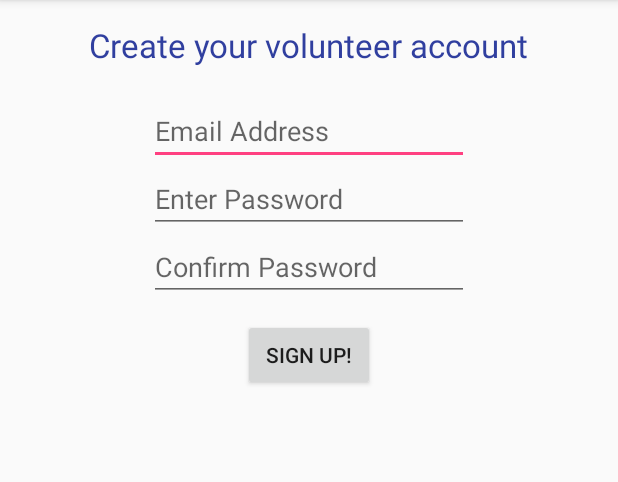
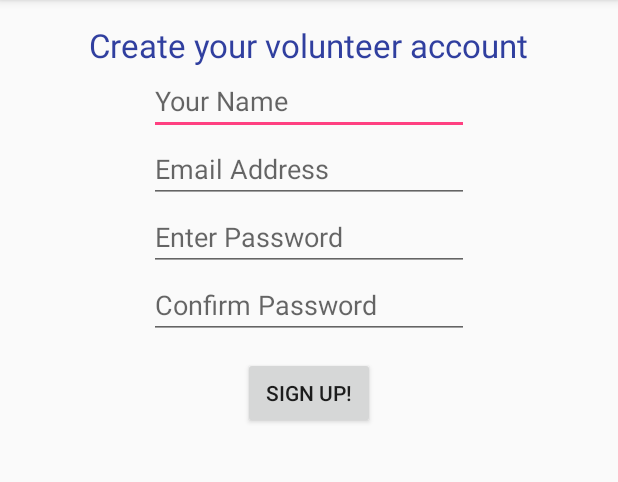
Before and after one commit to tiluong/CruzHacks2018, an Android app: the VolunteerButton screen opened directly, with no data from a screen before it, on a phone screen of 412 x 824 dp, the part 84-566 px from its top. Run offline under Robolectric (Android 15) with nearby library versions, the phone set to English and light mode, and no system bars.

Commit message:
edit to have a name section This creates an action listener for the Donate ! on the donate foods list page, TO-DO: connect with volunteer drivers to pick up groceries

```diff
--- a/app/src/debug/res/values/google_maps_api.xml
+++ b/app/src/debug/res/values/google_maps_api.xml
@@ -19,5 +19,5 @@
     Once you have your key (it starts with "AIza"), replace the "google_maps_key"
     string in this file.
     -->
-    <string name="google_maps_key" templateMergeStrategy="preserve" translatable="false">AIzaSyDKqm7gtP6h3ErcVLogrigjre7-tDR_PuE</string>
+    <string name="google_maps_key" templateMergeStrategy="preserve" translatable="false">AIzaSyAWVNQLh-wSLJ9Cu570ttKSWJA7AJwqPb4</string>
 </resources>
--- a/app/src/main/java/tiff/cruzhacks2018/VolunteerButton.java
+++ b/app/src/main/java/tiff/cruzhacks2018/VolunteerButton.java
@@ -19,6 +19,7 @@ public class VolunteerButton extends AppCompatActivity {
 
     String email, password1, password2;
 
+    EditText nameInput;
     EditText emailInput;
     EditText passInput;
     EditText pass2Input;
@@ -31,6 +32,7 @@ public class VolunteerButton extends AppCompatActivity {
         super.onCreate(savedInstanceState);
         setContentView(R.layout.activity_volunteer);
 
+        nameInput = (EditText) findViewById(R.id.nameInput);
         emailInput = (EditText) findViewById(R.id.emailInput);
         passInput = (EditText) findViewById(R.id.passInput);
         pass2Input = (EditText) findViewById(R.id.pass2Input);
--- a/app/src/main/res/layout/activity_volunteer.xml
+++ b/app/src/main/res/layout/activity_volunteer.xml
@@ -16,13 +16,23 @@
         android:textSize="10pt" />
 
     <EditText
+        android:id="@+id/nameInput"
+        android:layout_width="wrap_content"
+        android:layout_height="wrap_content"
+        android:layout_alignLeft="@+id/passInput"
+        android:layout_alignStart="@+id/passInput"
+        android:layout_below="@+id/textView"
+        android:ems="10"
+        android:hint="Your Name"
+        android:inputType="text" />
+
+    <EditText
         android:id="@+id/emailInput"
         android:layout_width="wrap_content"
         android:layout_height="wrap_content"
         android:layout_alignLeft="@+id/passInput"
         android:layout_alignStart="@+id/passInput"
-        android:layout_alignTop="@+id/textView"
-        android:layout_marginTop="49dp"
+        android:layout_below="@+id/nameInput"
         android:ems="10"
         android:hint="Email Address"
         android:inputType="textWebEmailAddress" />
```
